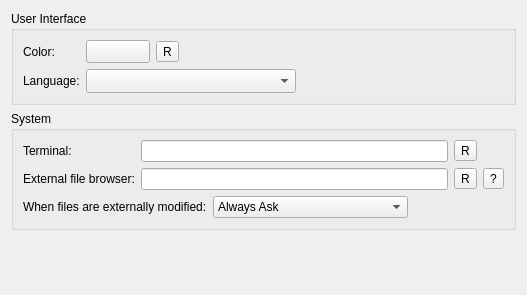
This is src/plugins/coreplugin/generalsettings.ui in qt-creator/qt-creator as Qt 5 draws it before an edit. The edited form follows.
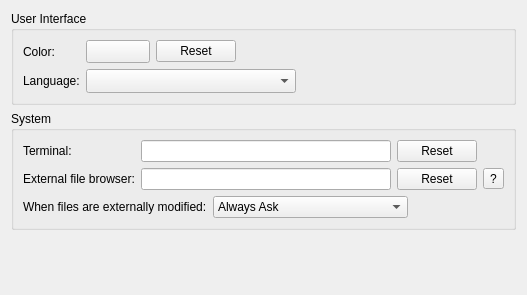
This is the edited form. Icons and pictures are not drawn. Custom widgets are drawn as their Qt base class.

What changed in the file:
```diff
--- a/src/plugins/coreplugin/generalsettings.ui
+++ b/src/plugins/coreplugin/generalsettings.ui
@@ -76,16 +76,12 @@
          </widget>
         </item>
         <item>
-         <widget class="QToolButton" name="resetButton">
+         <widget class="QPushButton" name="resetButton">
           <property name="toolTip">
            <string>Reset to default</string>
           </property>
           <property name="text">
-           <string>R</string>
-          </property>
-          <property name="icon">
-           <iconset resource="core.qrc">
-            <normaloff>:/core/images/reset.png</normaloff>:/core/images/reset.png</iconset>
+           <string>Reset</string>
           </property>
          </widget>
         </item>
@@ -130,20 +126,6 @@
       <item row="0" column="1">
        <widget class="QLineEdit" name="terminalEdit"/>
       </item>
-      <item row="0" column="2">
-       <widget class="QToolButton" name="resetTerminalButton">
-        <property name="toolTip">
-         <string>Reset to default</string>
-        </property>
-        <property name="text">
-         <string>R</string>
-        </property>
-        <property name="icon">
-         <iconset resource="core.qrc">
-          <normaloff>:/core/images/reset.png</normaloff>:/core/images/reset.png</iconset>
-        </property>
-       </widget>
-      </item>
       <item row="1" column="0">
        <widget class="QLabel" name="externalFileBrowserLabel">
         <property name="text">
@@ -154,20 +136,6 @@
       <item row="1" column="1">
        <widget class="QLineEdit" name="externalFileBrowserEdit"/>
       </item>
-      <item row="1" column="2">
-       <widget class="QToolButton" name="resetFileBrowserButton">
-        <property name="toolTip">
-         <string>Reset to default</string>
-        </property>
-        <property name="text">
-         <string>R</string>
-        </property>
-        <property name="icon">
-         <iconset resource="core.qrc">
-          <normaloff>:/core/images/reset.png</normaloff>:/core/images/reset.png</iconset>
-        </property>
-       </widget>
-      </item>
       <item row="1" column="3">
        <widget class="QToolButton" name="helpExternalFileBrowserButton">
         <property name="text">
@@ -225,6 +193,26 @@
         </item>
        </layout>
       </item>
+      <item row="0" column="2">
+       <widget class="QPushButton" name="resetTerminalButton">
+        <property name="toolTip">
+         <string>Reset to default</string>
+        </property>
+        <property name="text">
+         <string>Reset</string>
+        </property>
+       </widget>
+      </item>
+      <item row="1" column="2">
+       <widget class="QPushButton" name="resetFileBrowserButton">
+        <property name="toolTip">
+         <string>Reset to default</string>
+        </property>
+        <property name="text">
+         <string>Reset</string>
+        </property>
+       </widget>
+      </item>
      </layout>
     </widget>
    </item>
```
